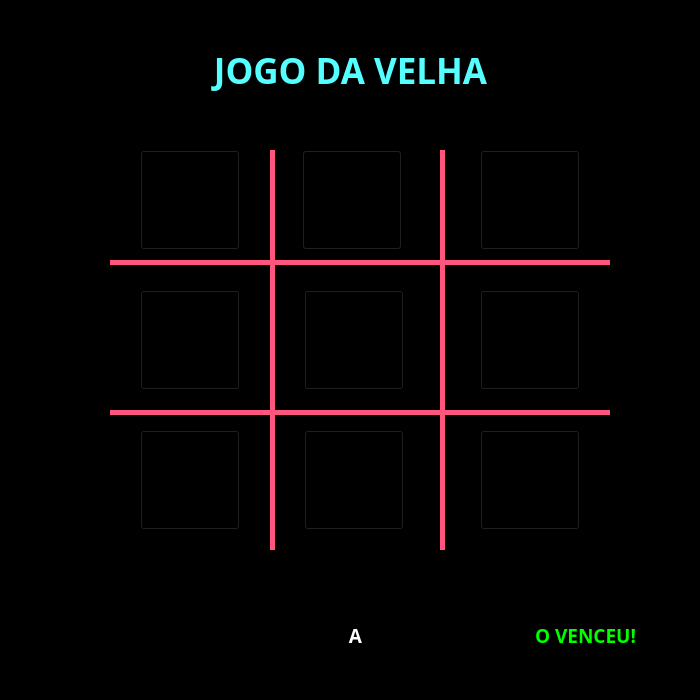
First picture: the form in janelas_ui/velha.ui, repository Tsuda12/Bosch_Game-Center, before the edit.
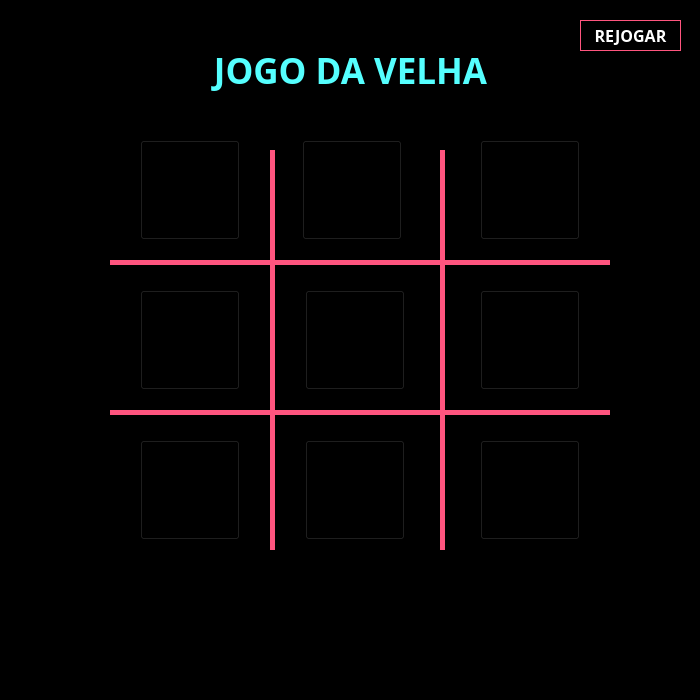
Second picture: the form after the edit. Icons and pictures are not drawn.

```diff
--- a/janelas_ui/velha.ui
+++ b/janelas_ui/velha.ui
@@ -206,7 +206,7 @@
    <property name="geometry">
     <rect>
      <x>140</x>
-     <y>150</y>
+     <y>140</y>
      <width>100</width>
      <height>100</height>
     </rect>
@@ -278,7 +278,7 @@
    <property name="geometry">
     <rect>
      <x>140</x>
-     <y>430</y>
+     <y>440</y>
      <width>100</width>
      <height>100</height>
     </rect>
@@ -314,7 +314,7 @@
    <property name="geometry">
     <rect>
      <x>302</x>
-     <y>150</y>
+     <y>140</y>
      <width>100</width>
      <height>100</height>
     </rect>
@@ -349,7 +349,7 @@
   <widget class="QPushButton" name="btn_5">
    <property name="geometry">
     <rect>
-     <x>304</x>
+     <x>305</x>
      <y>290</y>
      <width>100</width>
      <height>100</height>
@@ -385,8 +385,8 @@
   <widget class="QPushButton" name="btn_6">
    <property name="geometry">
     <rect>
-     <x>304</x>
-     <y>430</y>
+     <x>305</x>
+     <y>440</y>
      <width>100</width>
      <height>100</height>
     </rect>
@@ -422,7 +422,7 @@
    <property name="geometry">
     <rect>
      <x>480</x>
-     <y>150</y>
+     <y>140</y>
      <width>100</width>
      <height>100</height>
     </rect>
@@ -494,7 +494,7 @@
    <property name="geometry">
     <rect>
      <x>480</x>
-     <y>430</y>
+     <y>440</y>
      <width>100</width>
      <height>100</height>
     </rect>
@@ -548,66 +548,39 @@
 </string>
    </property>
    <property name="text">
-    <string>A</string>
+    <string/>
    </property>
    <property name="alignment">
     <set>Qt::AlignCenter</set>
    </property>
   </widget>
-  <widget class="QLabel" name="lbl_venceu">
+  <widget class="QPushButton" name="btn_enviar_2">
    <property name="geometry">
     <rect>
-     <x>490</x>
-     <y>610</y>
-     <width>191</width>
-     <height>51</height>
+     <x>580</x>
+     <y>20</y>
+     <width>101</width>
+     <height>31</height>
     </rect>
    </property>
    <property name="font">
     <font>
      <family>Montserrat</family>
-     <pointsize>14</pointsize>
+     <pointsize>12</pointsize>
      <weight>75</weight>
      <bold>true</bold>
     </font>
    </property>
-   <property name="styleSheet">
-    <string notr="true">color: rgb(0, 255, 0)
-</string>
+   <property name="cursor">
+    <cursorShape>PointingHandCursor</cursorShape>
    </property>
-   <property name="text">
-    <string>X VENCEU!</string>
-   </property>
-   <property name="alignment">
-    <set>Qt::AlignCenter</set>
-   </property>
-  </widget>
-  <widget class="QLabel" name="lbl_venceu_2">
-   <property name="geometry">
-    <rect>
-     <x>490</x>
-     <y>610</y>
-     <width>191</width>
-     <height>51</height>
-    </rect>
-   </property>
-   <property name="font">
-    <font>
-     <family>Montserrat</family>
-     <pointsize>14</pointsize>
-     <weight>75</weight>
-     <bold>true</bold>
-    </font>
-   </property>
    <property name="styleSheet">
-    <string notr="true">color: rgb(0, 255, 0)
+    <string notr="true">border: 1px solid rgb(255, 85, 127);
+color: white;
 </string>
    </property>
    <property name="text">
-    <string>O VENCEU!</string>
-   </property>
-   <property name="alignment">
-    <set>Qt::AlignCenter</set>
+    <string>REJOGAR</string>
    </property>
   </widget>
  </widget>
```
